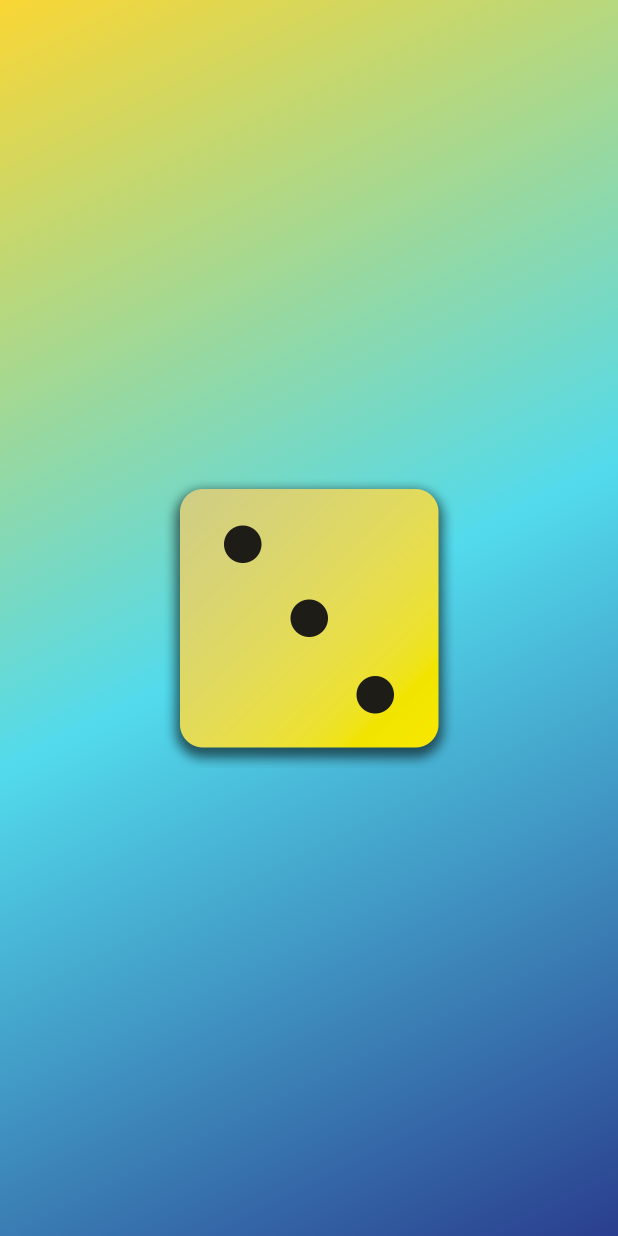
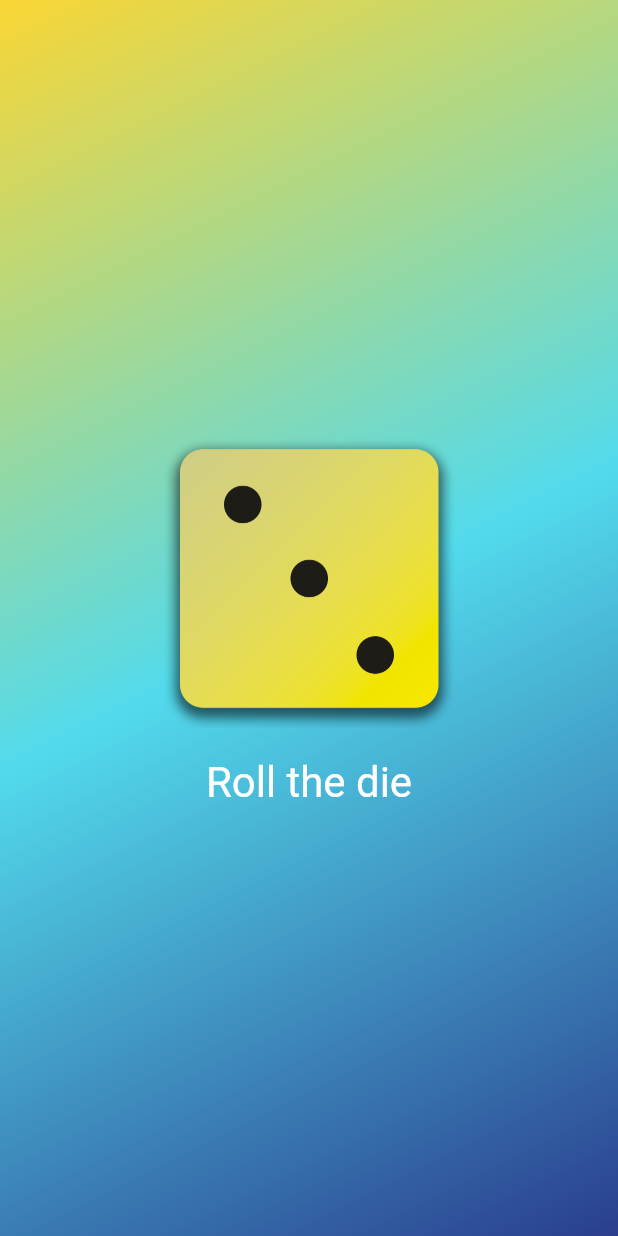
Before and after one commit to masonkubiak/first_app, a Flutter app: the screen it shows after launch, on a phone screen of 412 x 824 dp. Run offline on Flutter 3.47's test engine with Material 3 defaults, Android fonts, the phone set to English and light mode, and no system bars.

Commit message:
Added Stateful dice_roller Widget

```diff
--- /dev/null
+++ b/lib/dice_roller.dart
@@ -0,0 +1,45 @@
+import 'package:flutter/material.dart';
+
+class DiceRoller extends StatefulWidget{
+  const DiceRoller({super.key});
+  @override
+  State<DiceRoller> createState() {
+    return _DiceRollerState();
+  }
+
+}
+
+class _DiceRollerState extends State<DiceRoller>{
+  var activeDiceImage = 'assets/images/dice-3.png';
+    void rollDice(){
+      setState(() {
+        activeDiceImage = 'assets/images/dice-5.png';
+      });
+    }
+  @override
+  Widget build(context){
+    return Column(
+          mainAxisSize: MainAxisSize.min,
+          children: [
+            Image.asset(
+              activeDiceImage,
+              width: 200,
+            ),
+            TextButton(
+              onPressed: rollDice,
+              style: TextButton.styleFrom(
+                  padding: EdgeInsets.only(top:20),
+                  foregroundColor: Colors.white,
+                  textStyle: const TextStyle(
+                    fontSize:28,
+                  ),
+                ),
+              child: Text(
+                "Roll the die",
+              ),
+            ),
+          ],
+        );
+
+  }
+}
--- a/lib/gradient_container.dart
+++ b/lib/gradient_container.dart
@@ -1,4 +1,5 @@
 import 'package:first_app/centered.dart';
+import 'package:first_app/dice_roller.dart';
 import 'package:flutter/material.dart';
 
 class GradientContainer extends StatelessWidget {
@@ -7,6 +8,7 @@ class GradientContainer extends StatelessWidget {
   Alignment endAlignment;
   @override
   Widget build(BuildContext context) {
+
     return Container(
       decoration: BoxDecoration(
         gradient: LinearGradient(
@@ -19,11 +21,8 @@ class GradientContainer extends StatelessWidget {
           ],
         ),
       ),
-      child: Center(
-        child: Image.asset(
-          'assets/images/dice-3.png',
-          width: 200,
-        ),
+      child: const Center(
+        child: DiceRoller(),
       ),
     );
   }
```
